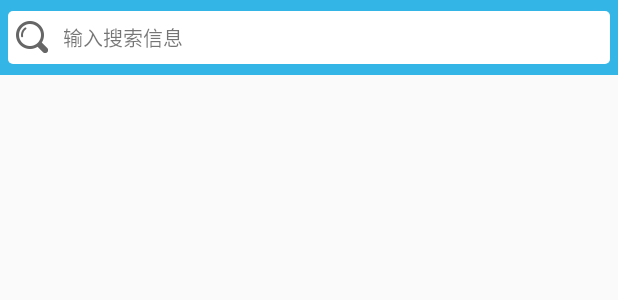
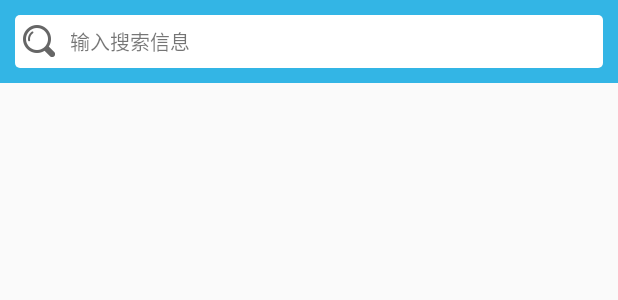
Before and after one commit to dangerousloveni/Share, an Android app: the layout titlebar.xml on its own in the app's theme, with its tools: preview values and no code run, on a phone screen of 412 x 824 dp. Shown: the top 300 px of the screen. Run offline under Robolectric (Android 15) with nearby library versions, the phone set to English and light mode, and no system bars.

Commit message:
试试水

```diff
--- a/app/src/main/java/xx/com/edu/home/fragment/HomeFragment.java
+++ b/app/src/main/java/xx/com/edu/home/fragment/HomeFragment.java
@@ -37,7 +37,7 @@ public class HomeFragment extends BaseFragment {
         tv_search_home.setOnClickListener(new View.OnClickListener() {
             @Override
             public void onClick(View view) {
-                Toast.makeText(mContext,"搜索",Toast.LENGTH_SHORT);
+                Toast.makeText(mContext,"搜索",Toast.LENGTH_SHORT).show();
             }
         });
     }
--- a/app/src/main/res/layout/titlebar.xml
+++ b/app/src/main/res/layout/titlebar.xml
@@ -2,10 +2,10 @@
 <LinearLayout xmlns:android="http://schemas.android.com/apk/res/android"
               android:orientation="horizontal"
               android:layout_width="match_parent"
-              android:layout_height="50dp"
+              android:layout_height="wrap_content"
               android:background="@android:color/holo_blue_light"
-              android:padding="5dp"
- >
+              android:padding="10dp">
+
 
     <TextView
         android:id="@+id/tv_search_home"
```
